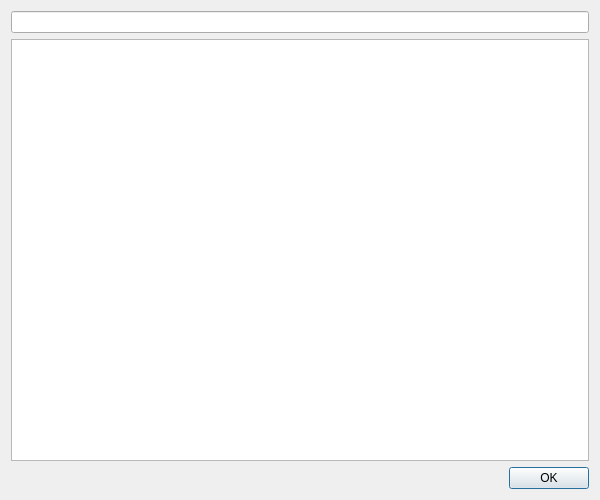
textbrowser/dooble, file UI/dooble_javascript.ui: the form before one commit.
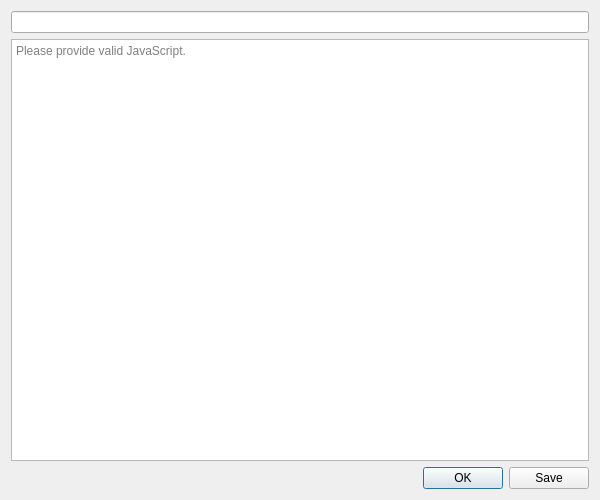
The form after the commit. Icons and pictures are not drawn.

What changed in the file:
```diff
--- a/UI/dooble_javascript.ui
+++ b/UI/dooble_javascript.ui
@@ -26,12 +26,16 @@
     </widget>
    </item>
    <item>
-    <widget class="QPlainTextEdit" name="text"/>
+    <widget class="QPlainTextEdit" name="text">
+     <property name="placeholderText">
+      <string>Please provide valid JavaScript.</string>
+     </property>
+    </widget>
    </item>
    <item>
     <widget class="QDialogButtonBox" name="buttons">
      <property name="standardButtons">
-      <set>QDialogButtonBox::Ok</set>
+      <set>QDialogButtonBox::Ok|QDialogButtonBox::Save</set>
      </property>
     </widget>
    </item>
```
